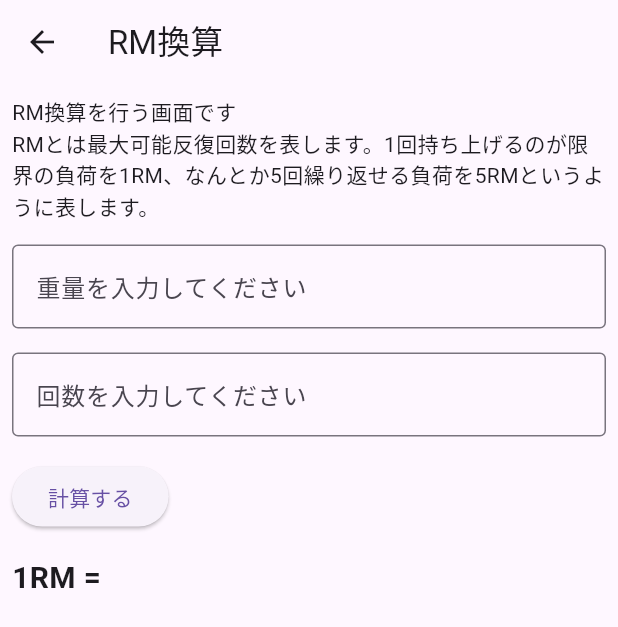
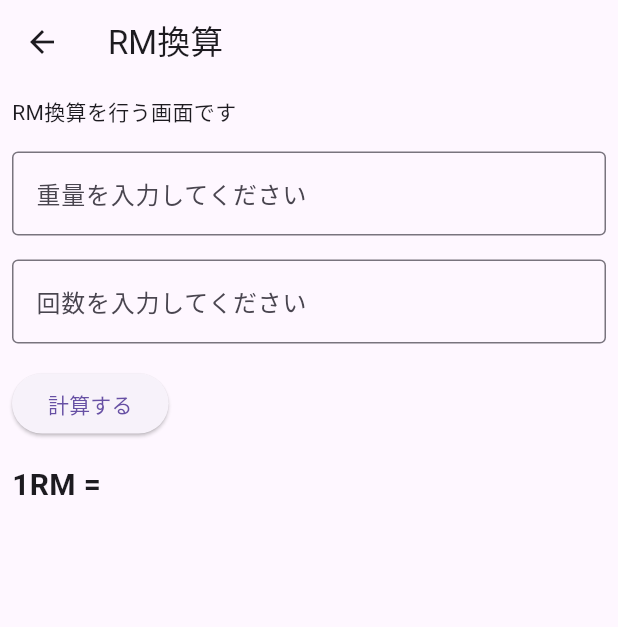
Before and after one commit to yudaitakeda/per, a Flutter app: the Rmstate screen opened directly, on a phone screen of 412 x 824 dp. Shown: the top 627 px of the screen. Run offline on Flutter 3.47's test engine with Material 3 defaults, Android fonts, the light colour scheme and no system bars; our stand-ins replace table_calendar.

Commit message:
Revert "コメント文追加"

```diff
--- a/lib/rm.dart
+++ b/lib/rm.dart
@@ -12,11 +12,9 @@ class Rmstate extends StatefulWidget {
 // Stateクラスを定義
 class _RmState extends State<Rmstate> {
   // TextEditingControllerを定義（重量入力用）
-  TextEditingController _weightController =
-      TextEditingController(); // TextEditingControllerが型、_repsControllerが変数名、TextEditingController()が初期値
+  final TextEditingController _weightController = TextEditingController();
   // TextEditingControllerを定義（回数入力用）
-  TextEditingController _repsController =
-      TextEditingController(); // TextEditingControllerが型、_repsControllerが変数名、TextEditingController()が初期値
+  final TextEditingController _repsController = TextEditingController();
 
   // 計算結果を保持する変数
   double? _result;
@@ -47,8 +45,7 @@ class _RmState extends State<Rmstate> {
           // 説明テキスト
           const Padding(
             padding: EdgeInsets.all(8.0),
-            child: Text(
-                'RM換算を行う画面です\nRMとは最大可能反復回数を表します。1回持ち上げるのが限界の負荷を1RM、なんとか5回繰り返せる負荷を5RMというように表します。'),
+            child: Text('RM換算を行う画面です'),
           ),
           // 重量入力フィールド
           Padding(
```
